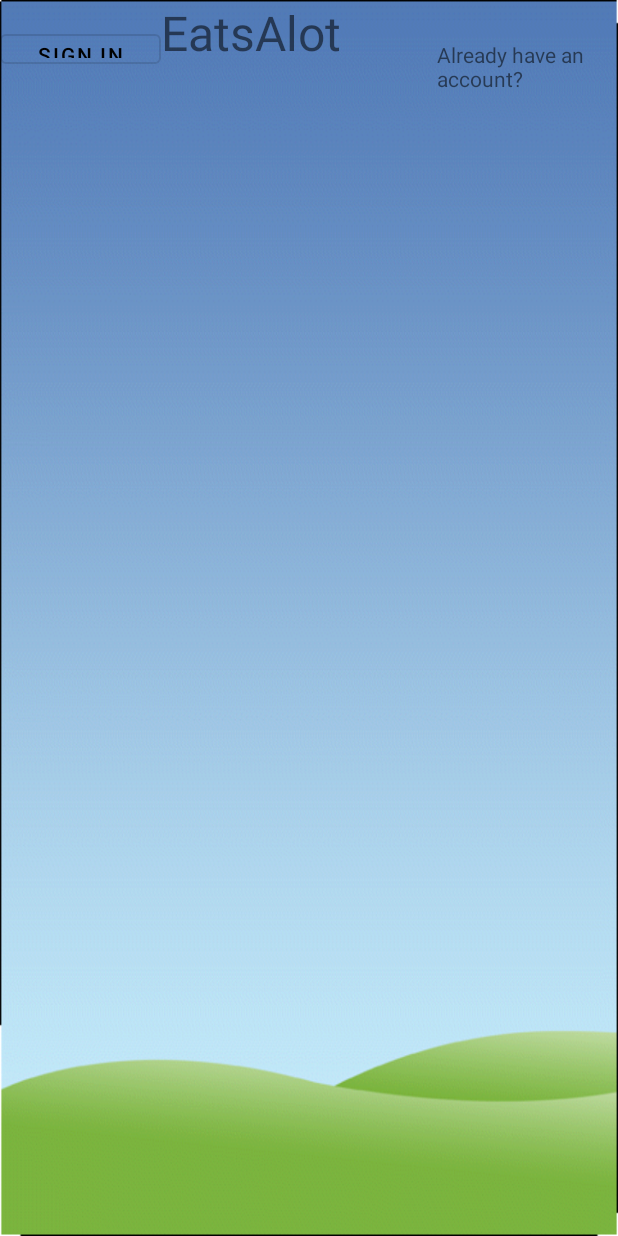
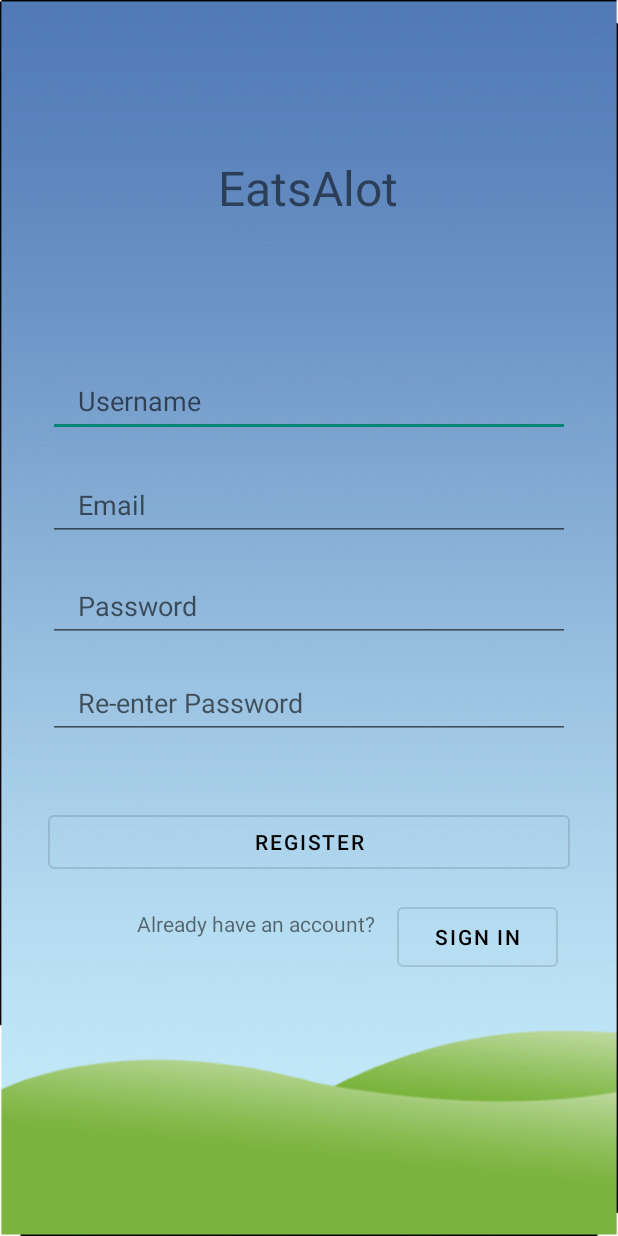
Before and after one commit to haider10954/MAD-Project, an Android app: the RegistrationActivity screen opened directly, with no data from a screen before it, on a phone screen of 412 x 824 dp. Run offline under Robolectric (Android 15) with nearby library versions, the phone set to English and light mode, and no system bars.

```diff
--- a/app/src/main/res/layout/activity_registration.xml
+++ b/app/src/main/res/layout/activity_registration.xml
@@ -1,5 +1,5 @@
 <?xml version="1.0" encoding="utf-8"?>
-<LinearLayout
+<androidx.constraintlayout.widget.ConstraintLayout
     xmlns:android="http://schemas.android.com/apk/res/android"
     xmlns:app="http://schemas.android.com/apk/res-auto"
     xmlns:tools="http://schemas.android.com/tools"
@@ -10,22 +10,33 @@
     android:theme="@style/Theme.AppCompat.DayNight.NoActionBar">
 
     <Button
+        style="?attr/materialButtonOutlinedStyle"
         android:id="@+id/sigintext"
-        style="?attr/materialButtonOutlinedStyle"
         android:layout_width="107dp"
-        android:layout_height="32dp"
+        android:layout_height="52dp"
         android:layout_marginTop="8dp"
         android:text="@string/signin"
         android:textColor="@color/black"
-        android:textSize="14sp" />
+        android:textSize="14sp"
+        app:layout_constraintBottom_toBottomOf="parent"
+        app:layout_constraintEnd_toEndOf="parent"
+        app:layout_constraintHorizontal_bias="0.869"
+        app:layout_constraintStart_toStartOf="parent"
+        app:layout_constraintTop_toTopOf="parent"
+        app:layout_constraintVertical_bias="0.773" />
 
     <TextView
         android:id="@+id/CCompany"
         android:layout_width="wrap_content"
         android:layout_height="wrap_content"
         android:text="@string/c_reg"
-        android:textSize="32sp" />
-
+        android:textSize="32sp"
+        app:layout_constraintBottom_toBottomOf="parent"
+        app:layout_constraintEnd_toEndOf="parent"
+        app:layout_constraintHorizontal_bias="0.498"
+        app:layout_constraintStart_toStartOf="parent"
+        app:layout_constraintTop_toTopOf="parent"
+        app:layout_constraintVertical_bias="0.132" />
     <EditText
         android:id="@+id/inputUsername"
         android:layout_width="0dp"
@@ -41,7 +52,13 @@
         android:paddingLeft="20dp"
         android:paddingTop="10dp"
         android:paddingRight="10dp"
-        android:paddingBottom="10dp" />
+        android:paddingBottom="10dp"
+        app:layout_constraintBottom_toBottomOf="parent"
+        app:layout_constraintEnd_toEndOf="parent"
+        app:layout_constraintHorizontal_bias="0.0"
+        app:layout_constraintStart_toStartOf="parent"
+        app:layout_constraintTop_toTopOf="parent"
+        app:layout_constraintVertical_bias="0.306" />
     <EditText
         android:id="@+id/email"
         android:layout_width="0dp"
@@ -49,13 +66,19 @@
         android:layout_marginTop="8dp"
         android:drawablePadding="10dp"
         android:ems="10"
-        android:hint="Email Here"
+        android:hint="Email"
         android:inputType="textPersonName"
         android:minHeight="48dp"
         android:paddingLeft="20dp"
         android:paddingTop="10dp"
         android:paddingRight="10dp"
-        android:paddingBottom="10dp" />
+        android:paddingBottom="10dp"
+        app:layout_constraintBottom_toBottomOf="parent"
+        app:layout_constraintEnd_toEndOf="@+id/inputUsername"
+        app:layout_constraintHorizontal_bias="0.0"
+        app:layout_constraintStart_toStartOf="@+id/inputUsername"
+        app:layout_constraintTop_toTopOf="parent"
+        app:layout_constraintVertical_bias="0.397" />
     <Button
         style="?attr/materialButtonOutlinedStyle"
         android:id="@+id/regButton"
@@ -63,14 +86,25 @@
         android:layout_height="wrap_content"
         android:layout_marginTop="16dp"
         android:text="@string/reg"
-        android:textColor="@color/black" />
+        android:textColor="@color/black"
+        app:layout_constraintBottom_toBottomOf="parent"
+        app:layout_constraintEnd_toEndOf="@+id/repassword"
+        app:layout_constraintStart_toStartOf="@+id/repassword"
+        app:layout_constraintTop_toTopOf="parent"
+        app:layout_constraintVertical_bias="0.686" />
     <TextView
         android:id="@+id/already_account"
         android:layout_width="wrap_content"
         android:layout_height="wrap_content"
         android:layout_marginTop="8dp"
         android:text="@string/already"
-        android:textSize="14sp"/>
+        android:textSize="14sp"
+        app:layout_constraintBottom_toBottomOf="parent"
+        app:layout_constraintEnd_toEndOf="parent"
+        app:layout_constraintHorizontal_bias="0.36"
+        app:layout_constraintStart_toStartOf="parent"
+        app:layout_constraintTop_toTopOf="parent"
+        app:layout_constraintVertical_bias="0.751" />
 
     <EditText
         android:id="@+id/password"
@@ -85,7 +119,13 @@
         android:paddingLeft="20dp"
         android:paddingTop="10dp"
         android:paddingRight="10dp"
-        android:paddingBottom="10dp"/>
+        android:paddingBottom="10dp"
+        app:layout_constraintBottom_toBottomOf="parent"
+        app:layout_constraintEnd_toEndOf="@+id/email"
+        app:layout_constraintHorizontal_bias="0.0"
+        app:layout_constraintStart_toStartOf="@+id/email"
+        app:layout_constraintTop_toTopOf="parent"
+        app:layout_constraintVertical_bias="0.484" />
 
     <EditText
         android:id="@+id/repassword"
@@ -100,5 +140,16 @@
         android:paddingLeft="20dp"
         android:paddingTop="10dp"
         android:paddingRight="10dp"
-        android:paddingBottom="10dp"/>
-</LinearLayout>
+        android:paddingBottom="10dp"
+        app:layout_constraintBottom_toBottomOf="parent"
+        app:layout_constraintEnd_toEndOf="@+id/password"
+        app:layout_constraintHorizontal_bias="0.0"
+        app:layout_constraintStart_toStartOf="@+id/password"
+        app:layout_constraintTop_toTopOf="parent"
+        app:layout_constraintVertical_bias="0.569" />
+
+
+
+
+
+</androidx.constraintlayout.widget.ConstraintLayout>
```
